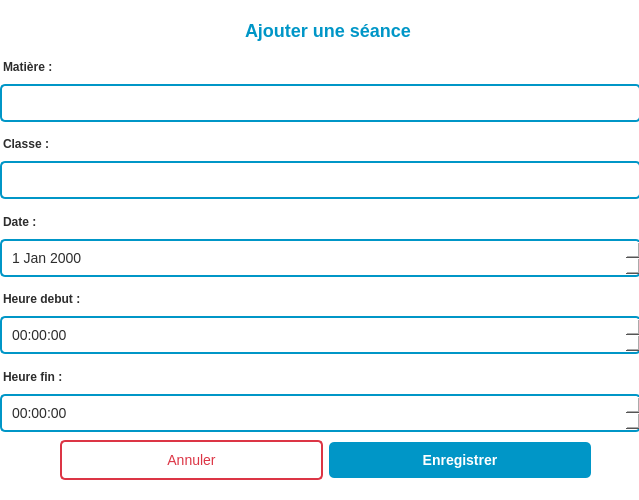
First picture: the form in seancedialog.ui, repository MENDRIKAVAMET/systeme-de-pr-sence, before the edit.
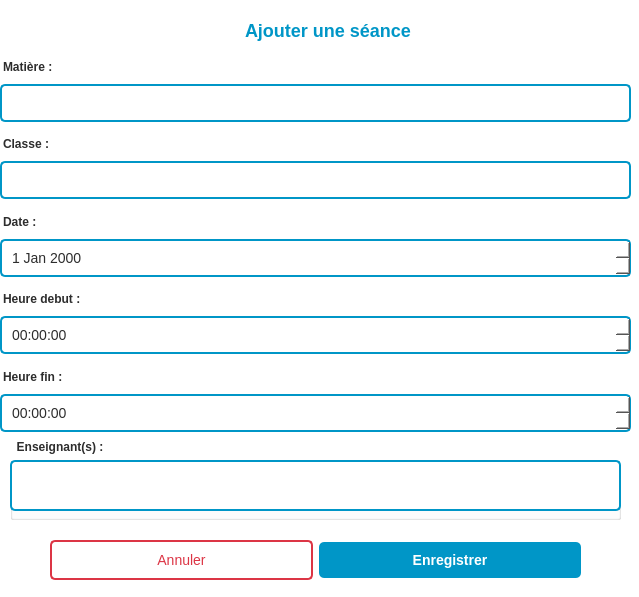
Second picture: the form after the edit.

The edit to the form file:
```diff
--- a/seancedialog.ui
+++ b/seancedialog.ui
@@ -7,7 +7,7 @@
     <x>0</x>
     <y>0</y>
     <width>639</width>
-    <height>500</height>
+    <height>597</height>
    </rect>
   </property>
   <property name="windowTitle">
@@ -145,6 +145,63 @@
 #btn_annuler:hover {
     background-color: #DC3545;
     color: #FFFFFF;
+}
+
+/* GroupBox */
+QGroupBox {
+    margin-top: 10px;
+    font-weight: bold;
+    color: #0096C7;
+    padding: 10px;
+}
+
+QGroupBox::title {
+    subcontrol-origin: margin;
+    subcontrol-position: top left;
+    padding: 0 5px;
+ 	color: #2D2D2D;
+}
+
+/* ListWidget */
+QListWidget {
+    border: 2px solid #0096C7;
+    border-radius: 5px;
+    padding: 5px;
+    background-color: #FFFFFF;
+    font-size: 13px;
+    color: #2D2D2D;
+}
+
+QListWidget::item {
+    padding: 5px;
+    border-radius: 3px;
+}
+
+QListWidget::item:hover {
+    background-color: #F0F9FF;
+}
+
+QListWidget::item:selected {
+    background-color: #0096C7;
+    color: #FFFFFF;
+}
+
+/* Case à cocher dans ListWidget */
+QListWidget::indicator {
+    width: 15px;
+    height: 15px;
+}
+
+QListWidget::indicator:unchecked {
+    border: 2px solid #0096C7;
+    border-radius: 3px;
+    background-color: #FFFFFF;
+}
+
+QListWidget::indicator:checked {
+    border: 2px solid #0096C7;
+    border-radius: 3px;
+    background-color: #0096C7;
 }</string>
   </property>
   <widget class="QWidget" name="widget_content" native="true">
@@ -153,7 +210,7 @@
      <x>0</x>
      <y>0</y>
      <width>641</width>
-     <height>491</height>
+     <height>601</height>
     </rect>
    </property>
    <widget class="QLabel" name="label_titre">
@@ -174,7 +231,7 @@
      <rect>
       <x>0</x>
       <y>50</y>
-      <width>641</width>
+      <width>631</width>
       <height>382</height>
      </rect>
     </property>
@@ -365,11 +422,34 @@
      </item>
     </layout>
    </widget>
+   <widget class="QGroupBox" name="groupBox_enseignants">
+    <property name="geometry">
+     <rect>
+      <x>10</x>
+      <y>440</y>
+      <width>611</width>
+      <height>80</height>
+     </rect>
+    </property>
+    <property name="title">
+     <string>Enseignant(s) :</string>
+    </property>
+    <widget class="QListWidget" name="listWidget_enseignants">
+     <property name="geometry">
+      <rect>
+       <x>0</x>
+       <y>20</y>
+       <width>611</width>
+       <height>51</height>
+      </rect>
+     </property>
+    </widget>
+   </widget>
    <widget class="QWidget" name="widget" native="true">
     <property name="geometry">
      <rect>
-      <x>60</x>
-      <y>430</y>
+      <x>50</x>
+      <y>530</y>
       <width>531</width>
       <height>61</height>
      </rect>
```
